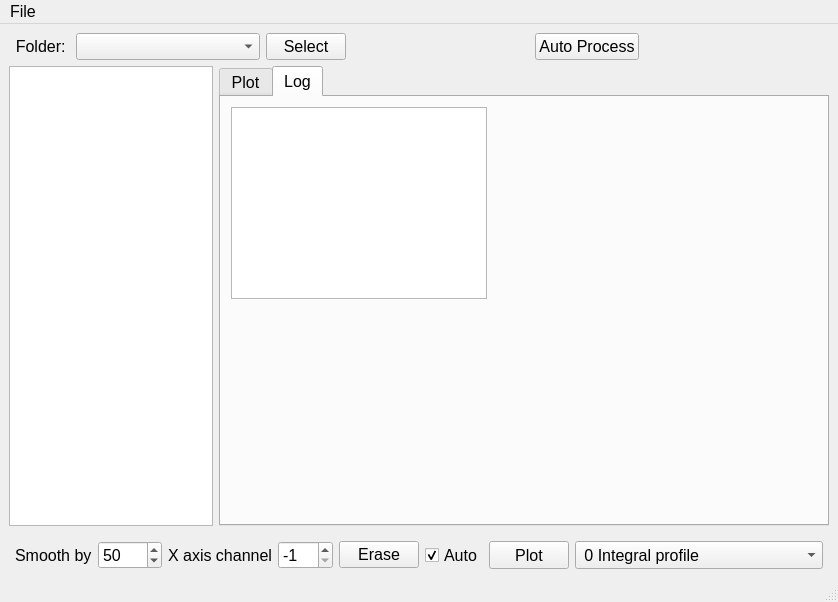
This is emittance/Emittance1.ui in salinsalins/LoggerPlotterPy as Qt 5 draws it before an edit. The edited form follows.
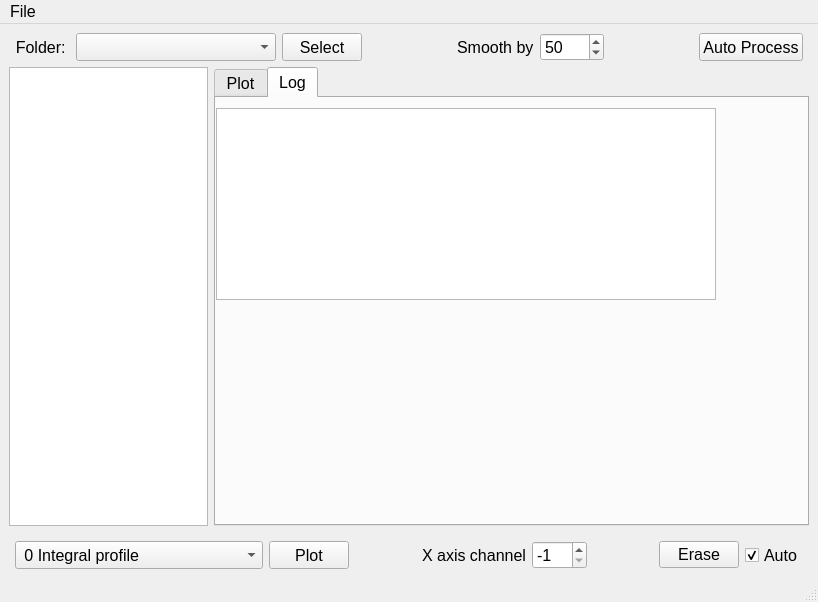
This is the edited form. The open tabs and pages were chosen to show the change. Custom widgets are drawn as their Qt base class.

Diff of the .ui file:
```diff
--- a/emittance/Emittance1.ui
+++ b/emittance/Emittance1.ui
@@ -6,7 +6,7 @@
    <rect>
     <x>0</x>
     <y>0</y>
-    <width>817</width>
+    <width>818</width>
     <height>602</height>
    </rect>
   </property>
@@ -75,6 +75,12 @@
              <verstretch>0</verstretch>
             </sizepolicy>
            </property>
+           <property name="minimumSize">
+            <size>
+             <width>200</width>
+             <height>0</height>
+            </size>
+           </property>
            <property name="editable">
             <bool>false</bool>
            </property>
@@ -98,6 +104,67 @@
            </property>
           </widget>
          </item>
+         <item>
+          <spacer name="horizontalSpacer_6">
+           <property name="orientation">
+            <enum>Qt::Horizontal</enum>
+           </property>
+           <property name="sizeHint" stdset="0">
+            <size>
+             <width>40</width>
+             <height>20</height>
+            </size>
+           </property>
+          </spacer>
+         </item>
+         <item>
+          <widget class="QLabel" name="label">
+           <property name="sizePolicy">
+            <sizepolicy hsizetype="Fixed" vsizetype="Preferred">
+             <horstretch>0</horstretch>
+             <verstretch>0</verstretch>
+            </sizepolicy>
+           </property>
+           <property name="font">
+            <font>
+             <pointsize>12</pointsize>
+            </font>
+           </property>
+           <property name="focusPolicy">
+            <enum>Qt::NoFocus</enum>
+           </property>
+           <property name="text">
+            <string>Smooth by</string>
+           </property>
+          </widget>
+         </item>
+         <item>
+          <widget class="QSpinBox" name="spinBox">
+           <property name="sizePolicy">
+            <sizepolicy hsizetype="Preferred" vsizetype="Preferred">
+             <horstretch>0</horstretch>
+             <verstretch>0</verstretch>
+            </sizepolicy>
+           </property>
+           <property name="minimumSize">
+            <size>
+             <width>0</width>
+             <height>0</height>
+            </size>
+           </property>
+           <property name="font">
+            <font>
+             <pointsize>12</pointsize>
+            </font>
+           </property>
+           <property name="maximum">
+            <number>9999</number>
+           </property>
+           <property name="value">
+            <number>50</number>
+           </property>
+          </widget>
+         </item>
          <item>
           <spacer name="horizontalSpacer_3">
            <property name="orientation">
@@ -132,19 +199,6 @@
            </property>
           </widget>
          </item>
-         <item>
-          <spacer name="horizontalSpacer_4">
-           <property name="orientation">
-            <enum>Qt::Horizontal</enum>
-           </property>
-           <property name="sizeHint" stdset="0">
-            <size>
-             <width>40</width>
-             <height>20</height>
-            </size>
-           </property>
-          </spacer>
-         </item>
         </layout>
        </item>
        <item>
@@ -239,9 +293,9 @@
              <widget class="QTextBrowser" name="textBrowser">
               <property name="geometry">
                <rect>
-                <x>10</x>
+                <x>0</x>
                 <y>10</y>
-                <width>256</width>
+                <width>500</width>
                 <height>192</height>
                </rect>
               </property>
@@ -251,6 +305,18 @@
                 <verstretch>0</verstretch>
                </sizepolicy>
               </property>
+              <property name="minimumSize">
+               <size>
+                <width>0</width>
+                <height>0</height>
+               </size>
+              </property>
+              <property name="autoFillBackground">
+               <bool>false</bool>
+              </property>
+              <property name="acceptRichText">
+               <bool>true</bool>
+              </property>
              </widget>
             </widget>
            </widget>
@@ -266,169 +332,10 @@
          <property name="rightMargin">
           <number>6</number>
          </property>
-         <item>
-          <widget class="QLabel" name="label">
-           <property name="sizePolicy">
-            <sizepolicy hsizetype="Fixed" vsizetype="Preferred">
-             <horstretch>0</horstretch>
-             <verstretch>0</verstretch>
-            </sizepolicy>
-           </property>
-           <property name="font">
-            <font>
-             <pointsize>12</pointsize>
-            </font>
-           </property>
-           <property name="focusPolicy">
-            <enum>Qt::NoFocus</enum>
-           </property>
-           <property name="text">
-            <string>Smooth by</string>
-           </property>
-          </widget>
-         </item>
-         <item>
-          <widget class="QSpinBox" name="spinBox">
-           <property name="sizePolicy">
-            <sizepolicy hsizetype="Preferred" vsizetype="Preferred">
-             <horstretch>0</horstretch>
-             <verstretch>0</verstretch>
-            </sizepolicy>
-           </property>
-           <property name="minimumSize">
-            <size>
-             <width>0</width>
-             <height>0</height>
-            </size>
-           </property>
-           <property name="font">
-            <font>
-             <pointsize>12</pointsize>
-            </font>
-           </property>
-           <property name="maximum">
-            <number>9999</number>
-           </property>
-           <property name="value">
-            <number>50</number>
-           </property>
-          </widget>
-         </item>
-         <item>
-          <widget class="QLabel" name="label_3">
-           <property name="font">
-            <font>
-             <pointsize>12</pointsize>
-            </font>
-           </property>
-           <property name="frameShape">
-            <enum>QFrame::NoFrame</enum>
-           </property>
-           <property name="text">
-            <string>X axis channel</string>
-           </property>
-          </widget>
-         </item>
-         <item>
-          <widget class="QSpinBox" name="spinBox_2">
-           <property name="sizePolicy">
-            <sizepolicy hsizetype="Preferred" vsizetype="Preferred">
-             <horstretch>0</horstretch>
-             <verstretch>0</verstretch>
-            </sizepolicy>
-           </property>
-           <property name="font">
-            <font>
-             <pointsize>12</pointsize>
-            </font>
-           </property>
-           <property name="minimum">
-            <number>-1</number>
-           </property>
-           <property name="maximum">
-            <number>999</number>
-           </property>
-           <property name="value">
-            <number>-1</number>
-           </property>
-          </widget>
-         </item>
-         <item>
-          <spacer name="horizontalSpacer">
-           <property name="orientation">
-            <enum>Qt::Horizontal</enum>
-           </property>
-           <property name="sizeHint" stdset="0">
-            <size>
-             <width>40</width>
-             <height>20</height>
-            </size>
-           </property>
-          </spacer>
-         </item>
-         <item>
-          <widget class="QPushButton" name="pushButton_7">
-           <property name="text">
-            <string>Erase</string>
-           </property>
-          </widget>
-         </item>
-         <item>
-          <widget class="QCheckBox" name="checkBox">
-           <property name="sizePolicy">
-            <sizepolicy hsizetype="Minimum" vsizetype="Preferred">
-             <horstretch>0</horstretch>
-             <verstretch>0</verstretch>
-            </sizepolicy>
-           </property>
-           <property name="font">
-            <font>
-             <pointsize>12</pointsize>
-            </font>
-           </property>
-           <property name="text">
-            <string>Auto</string>
-           </property>
-           <property name="checked">
-            <bool>true</bool>
-           </property>
-          </widget>
-         </item>
-         <item>
-          <spacer name="horizontalSpacer_2">
-           <property name="orientation">
-            <enum>Qt::Horizontal</enum>
-           </property>
-           <property name="sizeHint" stdset="0">
-            <size>
-             <width>20</width>
-             <height>20</height>
-            </size>
-           </property>
-          </spacer>
-         </item>
-         <item>
-          <widget class="QPushButton" name="pushButton_6">
-           <property name="sizePolicy">
-            <sizepolicy hsizetype="Minimum" vsizetype="Preferred">
-             <horstretch>0</horstretch>
-             <verstretch>0</verstretch>
-            </sizepolicy>
-           </property>
-           <property name="font">
-            <font>
-             <pointsize>12</pointsize>
-            </font>
-           </property>
-           <property name="text">
-            <string>Plot</string>
-           </property>
-          </widget>
-         </item>
          <item>
           <widget class="QComboBox" name="comboBox">
            <property name="sizePolicy">
-            <sizepolicy hsizetype="Expanding" vsizetype="Preferred">
+            <sizepolicy hsizetype="Preferred" vsizetype="Preferred">
              <horstretch>0</horstretch>
              <verstretch>0</verstretch>
             </sizepolicy>
@@ -535,6 +442,117 @@
            </item>
           </widget>
          </item>
+         <item>
+          <widget class="QPushButton" name="pushButton_6">
+           <property name="sizePolicy">
+            <sizepolicy hsizetype="Minimum" vsizetype="Preferred">
+             <horstretch>0</horstretch>
+             <verstretch>0</verstretch>
+            </sizepolicy>
+           </property>
+           <property name="font">
+            <font>
+             <pointsize>12</pointsize>
+            </font>
+           </property>
+           <property name="text">
+            <string>Plot</string>
+           </property>
+          </widget>
+         </item>
+         <item>
+          <spacer name="horizontalSpacer_5">
+           <property name="orientation">
+            <enum>Qt::Horizontal</enum>
+           </property>
+           <property name="sizeHint" stdset="0">
+            <size>
+             <width>40</width>
+             <height>20</height>
+            </size>
+           </property>
+          </spacer>
+         </item>
+         <item>
+          <widget class="QLabel" name="label_3">
+           <property name="font">
+            <font>
+             <pointsize>12</pointsize>
+            </font>
+           </property>
+           <property name="frameShape">
+            <enum>QFrame::NoFrame</enum>
+           </property>
+           <property name="text">
+            <string>X axis channel</string>
+           </property>
+          </widget>
+         </item>
+         <item>
+          <widget class="QSpinBox" name="spinBox_2">
+           <property name="sizePolicy">
+            <sizepolicy hsizetype="Preferred" vsizetype="Preferred">
+             <horstretch>0</horstretch>
+             <verstretch>0</verstretch>
+            </sizepolicy>
+           </property>
+           <property name="font">
+            <font>
+             <pointsize>12</pointsize>
+            </font>
+           </property>
+           <property name="minimum">
+            <number>-1</number>
+           </property>
+           <property name="maximum">
+            <number>999</number>
+           </property>
+           <property name="value">
+            <number>-1</number>
+           </property>
+          </widget>
+         </item>
+         <item>
+          <spacer name="horizontalSpacer">
+           <property name="orientation">
+            <enum>Qt::Horizontal</enum>
+           </property>
+           <property name="sizeHint" stdset="0">
+            <size>
+             <width>40</width>
+             <height>20</height>
+            </size>
+           </property>
+          </spacer>
+         </item>
+         <item>
+          <widget class="QPushButton" name="pushButton_7">
+           <property name="text">
+            <string>Erase</string>
+           </property>
+          </widget>
+         </item>
+         <item>
+          <widget class="QCheckBox" name="checkBox">
+           <property name="sizePolicy">
+            <sizepolicy hsizetype="Minimum" vsizetype="Preferred">
+             <horstretch>0</horstretch>
+             <verstretch>0</verstretch>
+            </sizepolicy>
+           </property>
+           <property name="font">
+            <font>
+             <pointsize>12</pointsize>
+            </font>
+           </property>
+           <property name="text">
+            <string>Auto</string>
+           </property>
+           <property name="checked">
+            <bool>true</bool>
+           </property>
+          </widget>
+         </item>
         </layout>
        </item>
       </layout>
@@ -547,7 +565,7 @@
     <rect>
      <x>0</x>
      <y>0</y>
-     <width>817</width>
+     <width>818</width>
      <height>20</height>
     </rect>
    </property>
```
Left out of the diff: 11 changed lines with no effect on the pictures.
